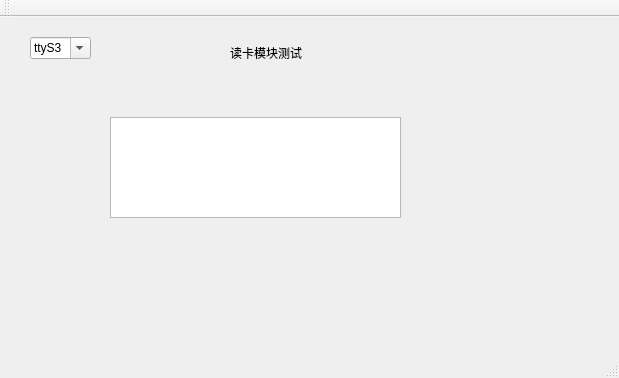
The window that rfid/mainwindow.ui (isliulin/QT43) describes before a commit, drawn with Qt 5.
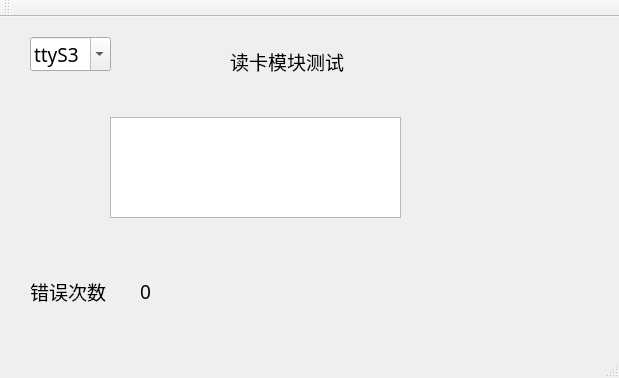
The same window after the commit.

Patch:
```diff
--- a/rfid/mainwindow.ui
+++ b/rfid/mainwindow.ui
@@ -10,6 +10,12 @@
     <height>378</height>
    </rect>
   </property>
+  <property name="font">
+   <font>
+    <family>Agency FB</family>
+    <pointsize>14</pointsize>
+   </font>
+  </property>
   <property name="windowTitle">
    <string>MainWindow</string>
   </property>
@@ -19,8 +25,8 @@
      <rect>
       <x>230</x>
       <y>30</y>
-      <width>72</width>
-      <height>12</height>
+      <width>138</width>
+      <height>28</height>
      </rect>
     </property>
     <property name="text">
@@ -42,8 +48,8 @@
      <rect>
       <x>30</x>
       <y>20</y>
-      <width>61</width>
-      <height>22</height>
+      <width>81</width>
+      <height>34</height>
      </rect>
     </property>
     <property name="editable">
@@ -54,6 +60,37 @@
       <string>ttyS3</string>
      </property>
     </item>
+    <item>
+     <property name="text">
+      <string>com5</string>
+     </property>
+    </item>
+   </widget>
+   <widget class="QLabel" name="label_2">
+    <property name="geometry">
+     <rect>
+      <x>30</x>
+      <y>260</y>
+      <width>92</width>
+      <height>28</height>
+     </rect>
+    </property>
+    <property name="text">
+     <string>错误次数</string>
+    </property>
+   </widget>
+   <widget class="QLabel" name="lb_errcnt">
+    <property name="geometry">
+     <rect>
+      <x>140</x>
+      <y>260</y>
+      <width>62</width>
+      <height>28</height>
+     </rect>
+    </property>
+    <property name="text">
+     <string>0</string>
+    </property>
    </widget>
   </widget>
   <widget class="QMenuBar" name="menuBar">
```
Left out of the diff: 2 changed lines with no effect on the pictures.
